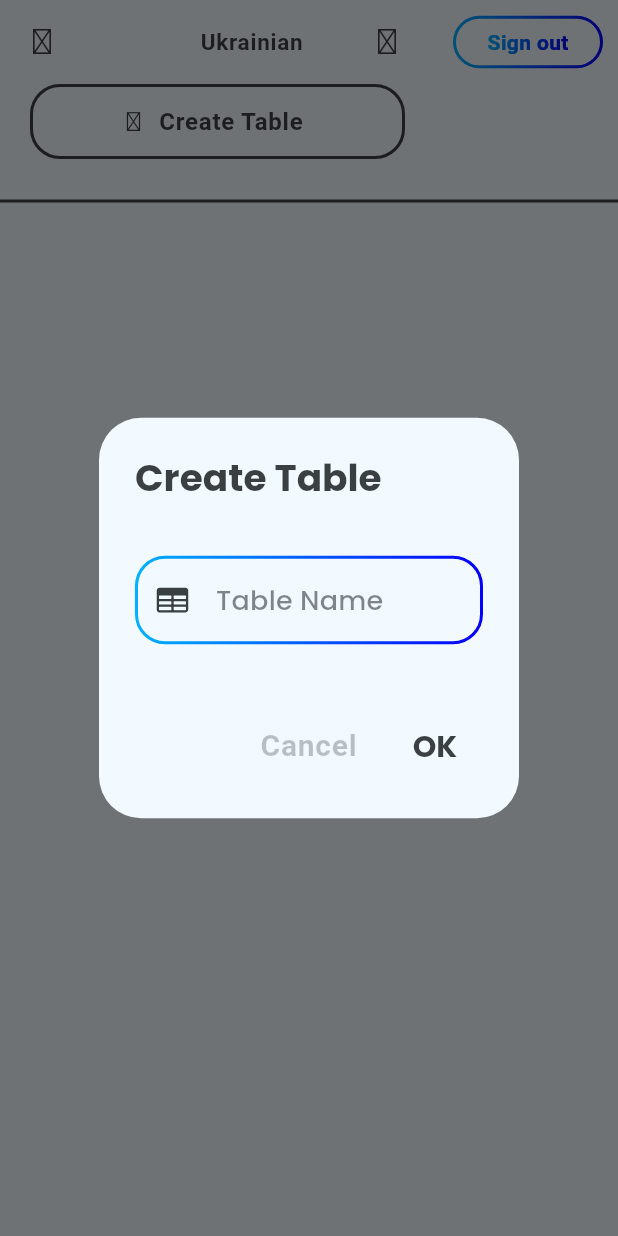
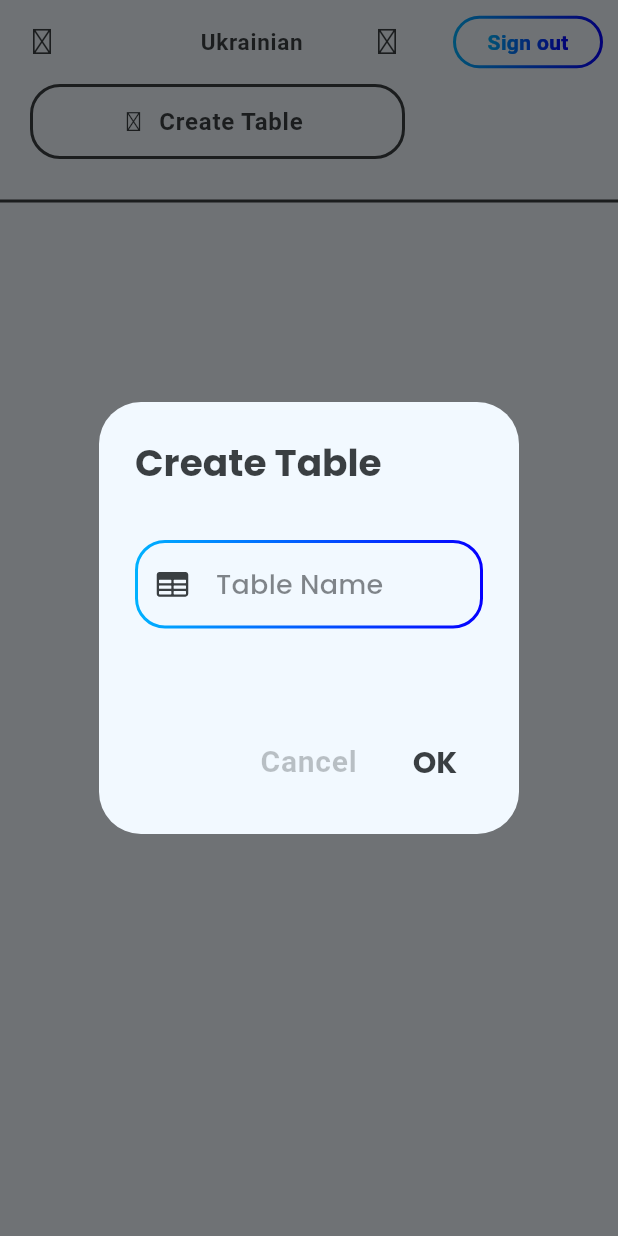
Before and after one commit to vladuhalys/flutter_task_manager, a Flutter app: the ProjectScreen screen opened by its route, after a tap on "Create Table", on a phone screen of 412 x 824 dp. Run offline on Flutter 3.47's test engine with Material 3 defaults, Android fonts, the phone set to English and light mode, and no system bars; drawn by our look-alikes of outline_gradient_button, simple_gradient_text; our stand-ins replace equatable, flutter_dotenv, get, google_fonts, gradient_borders, icons_plus and 3 more; missing offline and left inert: gradient_coloured_buttons, model_viewer_plus; accounts and stored records are empty.

Commit message:
Added dialog for table controll

```diff
--- a/lib/core/localization/english/eng.dart
+++ b/lib/core/localization/english/eng.dart
@@ -15,6 +15,17 @@ abstract class English {
     'error_from_supabase': 'Supabase error',
     'error_table': 'Table error',
     'table_already_exists': 'Table already exists',
+    'delete_table': 'Delete table',
+    'edit_table': 'Edit table',
+    'empty_table_name_error': 'Table name is empty',
+    'table_name_already_exists': 'Table name already exists',
+    'table_length_error': 'Table name length must be less than 20 characters',
+    'empty_project_name_error': 'Project name is empty',
+    'project_name_already_exists': 'Project name already exists',
+    'project_length_error':
+        'Project name length must be less than 20 characters',
+    'table_short_error': 'Table name length must be more than 3 characters',
+    'project_short_error': 'Project name length must be more than 3 characters',
     //Warning messages
 
     //Info messages
--- a/lib/core/localization/keys.dart
+++ b/lib/core/localization/keys.dart
@@ -14,6 +14,16 @@ abstract class LangKeys {
   static const String errorFromSupabase = 'error_from_supabase';
   static const String errorTable = 'error_table';
   static const String tableAlreadyExists = 'table_already_exists';
+  static const String deleteTable = 'delete_table';
+  static const String editTable = 'edit_table';
+  static const String emptyTableNameError = 'empty_table_name_error';
+  static const String tableNameAlreadyExists = 'table_name_already_exists';
+  static const String emptyProjectNameError = 'empty_project_name_error';
+  static const String projectNameAlreadyExists = 'project_name_already_exists';
+  static const String projectLengthError = 'project_length_error';
+  static const String tableLengthError = 'table_length_error';
+  static const String tableShortError = 'table_short_error';
+  static const String projectShortError = 'project_short_error';
 
   //Warning messages
 
--- a/lib/core/localization/ukrainian/ukr.dart
+++ b/lib/core/localization/ukrainian/ukr.dart
@@ -15,6 +15,19 @@ abstract class Ukrainian {
     'error_from_supabase': 'Помилка Supabase',
     'error_table': 'Помилка таблиці',
     'table_already_exists': 'Таблиця вже існує',
+    'delete_table': 'Видалити таблицю',
+    'edit_table': 'Редагувати таблицю',
+    'empty_table_name_error': 'Назва таблиці порожня',
+    'table_name_already_exists': 'Назва таблиці вже існує',
+    'empty_project_name_error': 'Назва проекту порожня',
+    'project_name_already_exists': 'Назва проекту вже існує',
+    'project_length_error':
+        'Довжина назви проекту повинна бути менше 20 символів',
+    'table_length_error':
+        'Довжина назви таблиці повинна бути менше 20 символів',
+    'table_short_error': 'Довжина назви таблиці повинна бути більше 3 символів',
+    'project_short_error':
+        'Довжина назви проекту повинна бути більше 3 символів',
     //Warning messages
 
     //Info messages
--- a/lib/feature/views/screens/home/widgets/project_item.dart
+++ b/lib/feature/views/screens/home/widgets/project_item.dart
@@ -21,6 +21,7 @@ class ProjectItem extends StatelessWidget {
         return InkWell(
           onTap: () {
             controller.setCurrentProject(project.id);
+            controller.update();
             Get.toNamed(AppRouter.project);
           },
           child: AppGradientBorderCard(
--- a/lib/feature/views/screens/project/project_screen.dart
+++ b/lib/feature/views/screens/project/project_screen.dart
@@ -6,7 +6,7 @@ import 'package:flutter_task_manager/core/theme/theme_controller.dart';
 import 'package:flutter_task_manager/feature/controllers/supabase/supabase_controller.dart';
 import 'package:flutter_task_manager/feature/views/screens/project/widgets/table.dart';
 import 'package:flutter_task_manager/feature/views/widgets/buttons/app_outline_gradient_btn.dart';
-import 'package:flutter_task_manager/feature/views/widgets/text_fields/app_graient_border_textfield.dart';
+import 'package:flutter_task_manager/feature/views/widgets/dialogs/table_dialog.dart';
 import 'package:get/get.dart';
 import 'package:icons_plus/icons_plus.dart';
 
@@ -25,6 +25,7 @@ class ProjectScreen extends StatelessWidget {
               color: context.theme.iconTheme.color,
             ),
             onPressed: () {
+              controller.tablesForProject.clear();
               Get.back();
             },
           ),
@@ -98,57 +99,7 @@ class ProjectScreen extends StatelessWidget {
                 width: 250,
                 child: ElevatedButton.icon(
                   onPressed: () {
-                    TextEditingController tableNameController =
-                        TextEditingController();
-                    Get.dialog(
-                      AlertDialog(
-                        backgroundColor: context.theme.scaffoldBackgroundColor,
-                        title: Text(
-                          LangKeys.createTable.tr,
-                          style: context.theme.textTheme.headlineMedium!
-                              .copyWith(fontSize: 25),
-                        ),
-                        content: Padding(
-                          padding: const EdgeInsets.symmetric(vertical: 20),
-                          child: SizedBox(
-                            width: context.width * 0.5,
-                            child: AppGradientBorderTextField(
-                              hintText: LangKeys.tableName.tr,
-                              controller: tableNameController,
-                              keyboardType: TextInputType.text,
-                              prefixIcon: Icon(
-                                HeroIcons.table_cells,
-                                color: Theme.of(context).iconTheme.color,
-                              ),
-                            ),
-                          ),
-                        ),
-                        actions: [
-                          TextButton(
-                            onPressed: () {
-                              Get.back();
-                            },
-                            child: Text(
-                              LangKeys.cancel.tr,
-                              style: context.theme.textTheme.labelMedium!
-                                  .copyWith(fontSize: 20),
-                            ),
-                          ),
-                          TextButton(
-                            onPressed: () {
-                              controller.createTable(tableNameController.text);
-                              controller.getTables();
-                              Get.back();
-                            },
-                            child: Text(
-                              LangKeys.ok.tr,
-                              style: context.theme.textTheme.headlineMedium!
-                                  .copyWith(fontSize: 20),
-                            ),
-                          ),
-                        ],
-                      ),
-                    );
+                    Get.dialog(const AppTableDialog(isEdit: false));
                   },
                   style: ElevatedButton.styleFrom(
                     elevation: 0,
--- /dev/null
+++ b/lib/feature/views/widgets/dialogs/table_dialog.dart
@@ -0,0 +1,130 @@
+import 'package:flutter/material.dart';
+import 'package:flutter_task_manager/core/localization/keys.dart';
+import 'package:flutter_task_manager/feature/controllers/supabase/supabase_controller.dart';
+import 'package:flutter_task_manager/feature/models/table.dart';
+import 'package:flutter_task_manager/feature/views/widgets/text/app_text_error.dart';
+import 'package:flutter_task_manager/feature/views/widgets/text_fields/app_graient_border_textfield.dart';
+import 'package:get/get.dart';
+import 'package:icons_plus/icons_plus.dart';
+
+class TableDialogController extends GetxController {
+  final _isTableValid = false.obs;
+  final _errorText = ''.obs;
+  final _tableName = ''.obs;
+
+  bool get isTableValid => _isTableValid.value;
+  String get errorText => _errorText.value;
+  String get tableName => _tableName.value;
+
+  void onTableNameChanged(String value) {
+    value = value.trim();
+    if (value.isEmpty) {
+      _isTableValid.value = false;
+      _errorText.value = LangKeys.emptyTableNameError;
+    } else if (value.length < 3) {
+      _isTableValid.value = false;
+      _errorText.value = LangKeys.tableShortError;
+    } else if (value.length > 20) {
+      _isTableValid.value = false;
+      _errorText.value = LangKeys.tableLengthError;
+    } else {
+      _tableName.value = value;
+      _isTableValid.value = true;
+      _errorText.value = '';
+    }
+    update();
+  }
+}
+
+class AppTableDialog extends StatefulWidget {
+  const AppTableDialog({super.key, this.table, required this.isEdit});
+
+  final ModelTable? table;
+  final bool isEdit;
+
+  @override
+  State<AppTableDialog> createState() => _AppTableDialogState();
+}
+
+class _AppTableDialogState extends State<AppTableDialog> {
+  @override
+  void initState() {
+    super.initState();
+    Get.put(TableDialogController());
+    if (widget.isEdit) {
+      Get.find<TableDialogController>()._tableName.value =
+          widget.table!.tableName;
+    }
+  }
+
+  @override
+  Widget build(BuildContext context) {
+    return GetBuilder<TableDialogController>(builder: (controller) {
+      return AlertDialog(
+        backgroundColor: context.theme.scaffoldBackgroundColor,
+        title: Text(
+          (widget.isEdit ? LangKeys.editTable : LangKeys.createTable).tr,
+          style: context.theme.textTheme.headlineMedium!.copyWith(fontSize: 25),
+        ),
+        content: Padding(
+          padding: const EdgeInsets.symmetric(vertical: 20),
+          child: SizedBox(
+            width: context.width * 0.5,
+            height: 80,
+            child: Column(
+              children: [
+                AppGradientBorderTextField(
+                  hintText: LangKeys.tableName.tr,
+                  initialValue: (widget.isEdit) ? widget.table!.tableName : '',
+                  keyboardType: TextInputType.text,
+                  onChanged: controller.onTableNameChanged,
+                  prefixIcon: Icon(
+                    HeroIcons.table_cells,
+                    color: Theme.of(context).iconTheme.color,
+                  ),
+                ),
+                AppErrorText(errorText: controller.errorText.tr),
+              ],
+            ),
+          ),
+        ),
+        actions: [
+          TextButton(
+            onPressed: () {
+              Get.back();
+            },
+            child: Text(
+              LangKeys.cancel.tr,
+              style:
+                  context.theme.textTheme.labelMedium!.copyWith(fontSize: 20),
+            ),
+          ),
+          TextButton(
+            onPressed: () {
+              if (Get.find<SupabaseController>()
+                  .checkExistTable(controller.tableName)) {
+                controller._isTableValid.value = false;
+                controller._errorText.value = LangKeys.tableAlreadyExists.tr;
+                controller.update();
+              } else {
+                if (!widget.isEdit) {
+                  Get.find<SupabaseController>()
+                      .createTable(controller.tableName);
+                } else {
+                  Get.find<SupabaseController>()
+                      .editTable(widget.table!.id, controller.tableName);
+                }
+                Get.back();
+              }
+            },
+            child: Text(
+              LangKeys.ok.tr,
+              style: context.theme.textTheme.headlineMedium!
+                  .copyWith(fontSize: 20),
+            ),
+          ),
+        ],
+      );
+    });
+  }
+}
--- a/lib/feature/views/widgets/text_fields/app_graient_border_textfield.dart
+++ b/lib/feature/views/widgets/text_fields/app_graient_border_textfield.dart
@@ -12,7 +12,8 @@ class AppGradientBorderTextField extends StatelessWidget {
       this.prefixIcon,
       this.obscureText,
       this.readOnly,
-      this.keyboardType});
+      this.keyboardType,
+      this.initialValue});
 
   final TextEditingController? controller;
   final String? hintText;
@@ -22,10 +23,12 @@ class AppGradientBorderTextField extends StatelessWidget {
   final bool? obscureText;
   final bool? readOnly;
   final TextInputType? keyboardType;
+  final String? initialValue;
 
   @override
   Widget build(BuildContext context) {
     return TextFormField(
+      initialValue: initialValue,
       keyboardType: keyboardType,
       readOnly: readOnly ?? false,
       obscureText: obscureText ?? false,
```
Also changed, not shown: lib/feature/controllers/supabase/supabase_controller.dart (+32 -1 lines), lib/feature/views/screens/project/widgets/popup.dart (added, +77 -0 lines), lib/feature/views/screens/project/widgets/table.dart (+2 -9 lines), lib/feature/views/widgets/dialogs/project_dialog.dart (added, +15 -0 lines), lib/feature/views/widgets/dialogs/task_dialog.dart (added).
